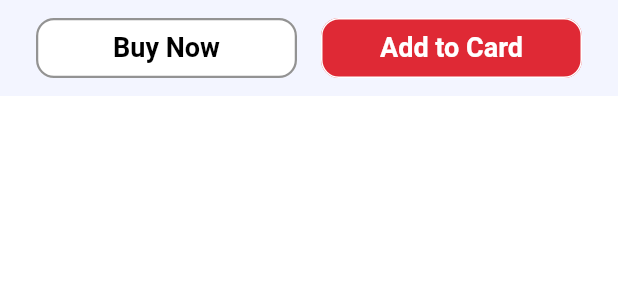
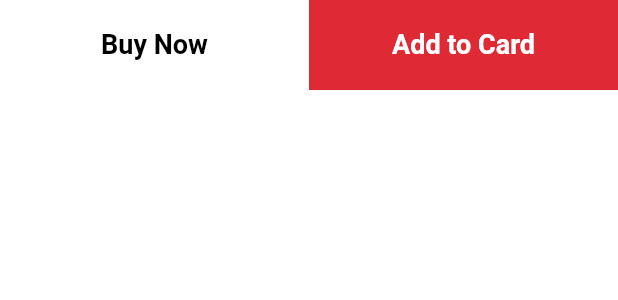
Before and after one commit to subuhh/conquest, a Flutter app: the BottomAddToCartWidget widget shown alone on an empty page, opened directly, after a tap on "Buy Now", on a phone screen of 412 x 824 dp. Shown: the top 300 px of the screen. Run offline on Flutter 3.47's test engine with Material 3 defaults, Android fonts, the phone set to English and light mode, and no system bars; our stand-ins replace cached_network_image, carousel_slider, cloud_firestore, firebase_auth, firebase_core, firebase_storage and 14 more; missing offline and left inert: dart:html; accounts and stored records are empty; network calls fail; Roboto replaces fonts that are missing (Poppins); project files that could hold a hidden picture were left out.

Commit message:
ui changes

```diff
--- a/lib/features/MarketPlace/Products/ProductCard/ProductCardLarge.dart
+++ b/lib/features/MarketPlace/Products/ProductCard/ProductCardLarge.dart
@@ -43,7 +43,7 @@ class ProductCardLarge extends StatelessWidget {
                 const SizedBox(width: 12.0),
                 Expanded(
                   child: ListTile(
-                    contentPadding: EdgeInsets.zero,
+                    //contentPadding: EdgeInsets.,
                     title: Row(
                       mainAxisAlignment: MainAxisAlignment.spaceBetween,
                       crossAxisAlignment: CrossAxisAlignment.start,
--- a/lib/features/MarketPlace/Products_Widgets/bottom_add_to_cart_widget.dart
+++ b/lib/features/MarketPlace/Products_Widgets/bottom_add_to_cart_widget.dart
@@ -8,9 +8,9 @@ class BottomAddToCartWidget extends StatelessWidget {
   @override
   Widget build(BuildContext context) {
     return Container(
-      padding: const EdgeInsets.symmetric(
-          horizontal: TSizes.defaultSpace, vertical: TSizes.defaultSpace / 3),
-      color: TColors.primaryBackground,
+      // padding: const EdgeInsets.symmetric(
+      //     horizontal: TSizes.defaultSpace, vertical: TSizes.defaultSpace / 3),
+      //color: TColors.primaryBackground,
       child: Row(
         mainAxisAlignment: MainAxisAlignment.spaceBetween,
         children: [
@@ -18,9 +18,10 @@ class BottomAddToCartWidget extends StatelessWidget {
             child: ElevatedButton(
               onPressed: () {},
               style: ElevatedButton.styleFrom(
-                padding: const EdgeInsets.all(TSizes.sm),
+                //padding: const EdgeInsets.all(TSizes.sm),
                 backgroundColor: TColors.white,
-                side: const BorderSide(color: TColors.darkGrey, width: 1.5),
+                side: const BorderSide(color: TColors.white, width: 1.5),
+                shape: RoundedRectangleBorder(borderRadius: BorderRadius.circular(0)),
               ),
               child: Text(
                 'Buy Now',
@@ -28,16 +29,14 @@ class BottomAddToCartWidget extends StatelessWidget {
               ),
             ),
           ),
-          SizedBox(
-            width: TSizes.spaceBtwItems,
-          ),
           Expanded(
             child: ElevatedButton(
               onPressed: () {},
               style: ElevatedButton.styleFrom(
-                padding: const EdgeInsets.all(TSizes.sm),
+                shape: RoundedRectangleBorder(borderRadius: BorderRadius.circular(0)),
+                //padding: const EdgeInsets.all(TSizes.sm),
                 backgroundColor: TColors.primary,
-                side: const BorderSide(color: TColors.white),
+                side: const BorderSide(color: TColors.primary),
               ),
               child: Text(
                 'Add to Card',
```
Also changed, not shown: lib/features/MarketPlace/WishList/WIshListScreen.dart (+7 -8 lines), lib/utils/Animation_Loaders/TAnimation_Page.dart (+11 -11 lines).
